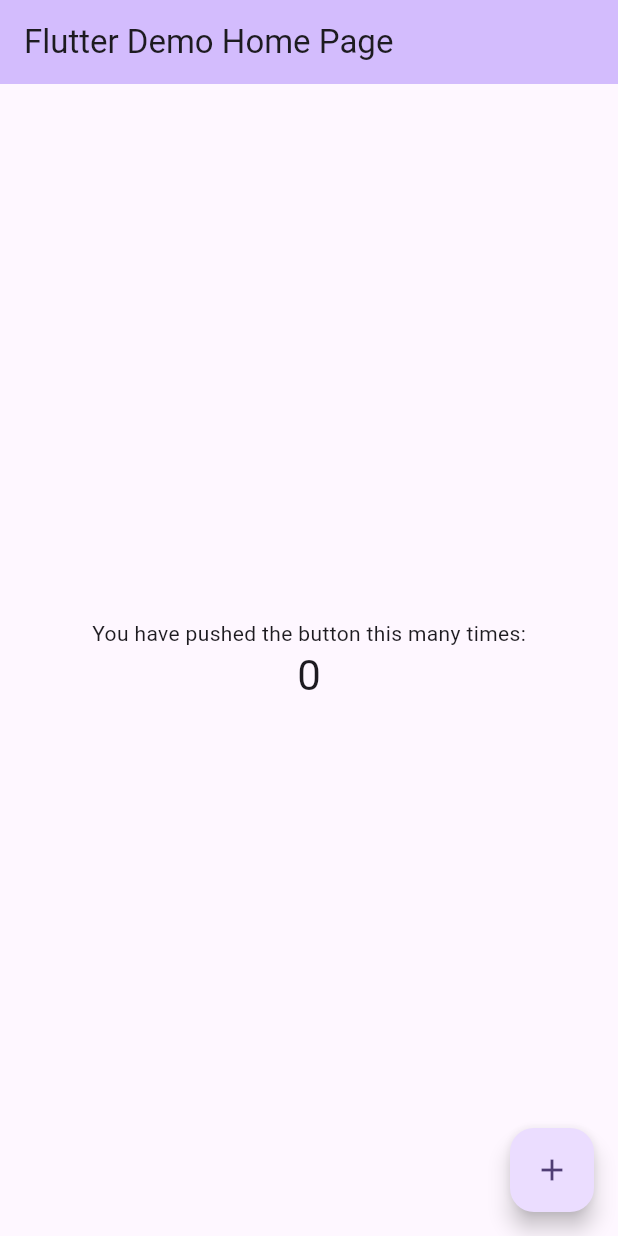
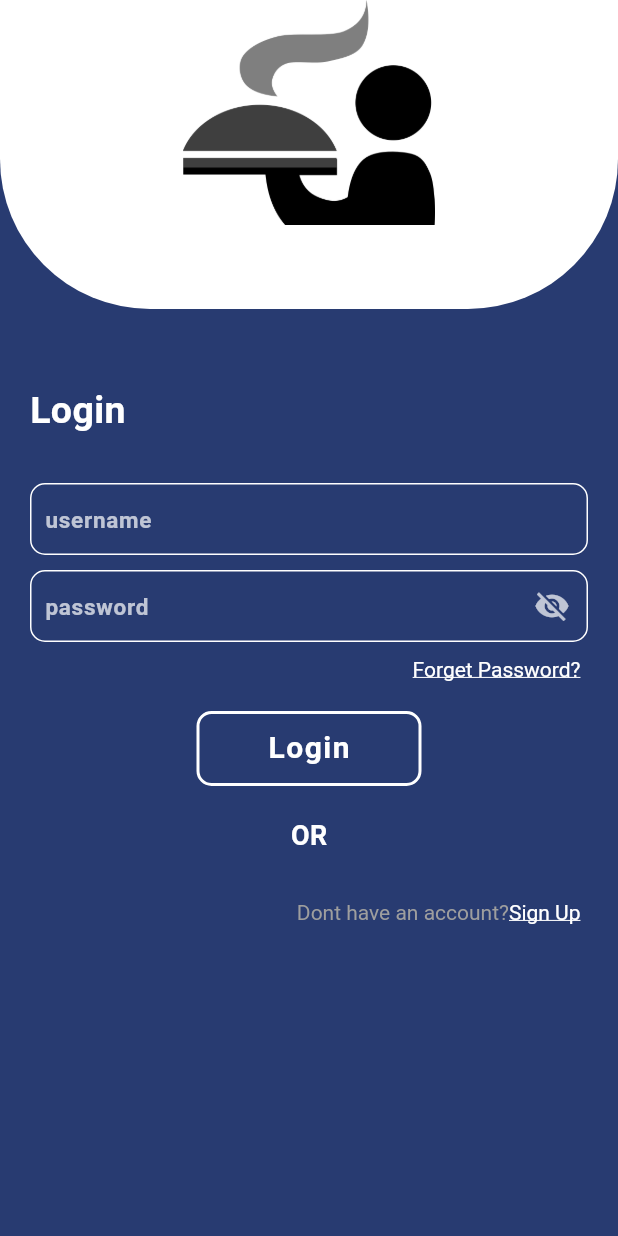
Before and after one commit to JanaviMahadik/khanawal, a Flutter app: the screen it shows after launch, on a phone screen of 412 x 824 dp. Run offline on Flutter 3.47's test engine with Material 3 defaults, Android fonts, the phone set to English and light mode, and no system bars; drawn by our look-alikes of snippet_coder_utils.

Commit message:
created sign up and sign in page

```diff
--- a/lib/main.dart
+++ b/lib/main.dart
@@ -1,125 +1,27 @@
 import 'package:flutter/material.dart';
+import 'package:khanawal/pages/login_page.dart';
+import 'package:khanawal/pages/register_page.dart';
 
 void main() {
   runApp(const MyApp());
 }
 
 class MyApp extends StatelessWidget {
-  const MyApp({super.key});
+  const MyApp({Key? key}) : super(key : key);
 
-  // This widget is the root of your application.
   @override
-  Widget build(BuildContext context) {
+  Widget build(BuildContext context)
+  {
     return MaterialApp(
-      title: 'Flutter Demo',
+      title: "sign up page",
+      debugShowCheckedModeBanner: false,
       theme: ThemeData(
-        // This is the theme of your application.
-        //
-        // TRY THIS: Try running your application with "flutter run". You'll see
-        // the application has a purple toolbar. Then, without quitting the app,
-        // try changing the seedColor in the colorScheme below to Colors.green
-        // and then invoke "hot reload" (save your changes or press the "hot
-        // reload" button in a Flutter-supported IDE, or press "r" if you used
-        // the command line to start the app).
-        //
-        // Notice that the counter didn't reset back to zero; the application
-        // state is not lost during the reload. To reset the state, use hot
-        // restart instead.
-        //
-        // This works for code too, not just values: Most code changes can be
-        // tested with just a hot reload.
-        colorScheme: ColorScheme.fromSeed(seedColor: Colors.deepPurple),
-        useMaterial3: true,
+        primarySwatch: Colors.blue,
       ),
-      home: const MyHomePage(title: 'Flutter Demo Home Page'),
+      routes: {
+        "/" : (context) => const LoginPage(),
+        "/register" : (context) => const RegisterPage(),
+      },
     );
   }
 }
-
-class MyHomePage extends StatefulWidget {
-  const MyHomePage({super.key, required this.title});
-
-  // This widget is the home page of your application. It is stateful, meaning
-  // that it has a State object (defined below) that contains fields that affect
-  // how it looks.
-
-  // This class is the configuration for the state. It holds the values (in this
-  // case the title) provided by the parent (in this case the App widget) and
-  // used by the build method of the State. Fields in a Widget subclass are
-  // always marked "final".
-
-  final String title;
-
-  @override
-  State<MyHomePage> createState() => _MyHomePageState();
-}
-
-class _MyHomePageState extends State<MyHomePage> {
-  int _counter = 0;
-
-  void _incrementCounter() {
-    setState(() {
-      // This call to setState tells the Flutter framework that something has
-      // changed in this State, which causes it to rerun the build method below
-      // so that the display can reflect the updated values. If we changed
-      // _counter without calling setState(), then the build method would not be
-      // called again, and so nothing would appear to happen.
-      _counter++;
-    });
-  }
-
-  @override
-  Widget build(BuildContext context) {
-    // This method is rerun every time setState is called, for instance as done
-    // by the _incrementCounter method above.
-    //
-    // The Flutter framework has been optimized to make rerunning build methods
-    // fast, so that you can just rebuild anything that needs updating rather
-    // than having to individually change instances of widgets.
-    return Scaffold(
-      appBar: AppBar(
-        // TRY THIS: Try changing the color here to a specific color (to
-        // Colors.amber, perhaps?) and trigger a hot reload to see the AppBar
-        // change color while the other colors stay the same.
-        backgroundColor: Theme.of(context).colorScheme.inversePrimary,
-        // Here we take the value from the MyHomePage object that was created by
-        // the App.build method, and use it to set our appbar title.
-        title: Text(widget.title),
-      ),
-      body: Center(
-        // Center is a layout widget. It takes a single child and positions it
-        // in the middle of the parent.
-        child: Column(
-          // Column is also a layout widget. It takes a list of children and
-          // arranges them vertically. By default, it sizes itself to fit its
-          // children horizontally, and tries to be as tall as its parent.
-          //
-          // Column has various properties to control how it sizes itself and
-          // how it positions its children. Here we use mainAxisAlignment to
-          // center the children vertically; the main axis here is the vertical
-          // axis because Columns are vertical (the cross axis would be
-          // horizontal).
-          //
-          // TRY THIS: Invoke "debug painting" (choose the "Toggle Debug Paint"
-          // action in the IDE, or press "p" in the console), to see the
-          // wireframe for each widget.
-          mainAxisAlignment: MainAxisAlignment.center,
-          children: <Widget>[
-            const Text(
-              'You have pushed the button this many times:',
-            ),
-            Text(
-              '$_counter',
-              style: Theme.of(context).textTheme.headlineMedium,
-            ),
-          ],
-        ),
-      ),
-      floatingActionButton: FloatingActionButton(
-        onPressed: _incrementCounter,
-        tooltip: 'Increment',
-        child: const Icon(Icons.add),
-      ), // This trailing comma makes auto-formatting nicer for build methods.
-    );
-  }
-}
--- /dev/null
+++ b/lib/pages/login_page.dart
@@ -0,0 +1,234 @@
+import 'package:flutter/cupertino.dart';
+import 'package:flutter/gestures.dart';
+import 'package:flutter/material.dart';
+import 'package:snippet_coder_utils/FormHelper.dart';
+import 'package:snippet_coder_utils/ProgressHUD.dart';
+import 'package:snippet_coder_utils/hex_color.dart';
+
+class LoginPage extends StatefulWidget {
+  const LoginPage({Key? key}) : super(key : key);
+
+  @override
+  _LoginPageState createState() => _LoginPageState();
+}
+
+class _LoginPageState extends State<LoginPage>{
+  bool isAPIcallProcess = false;
+  bool hidePassword = true;
+  GlobalKey<FormState> globalformkey =GlobalKey<FormState>();
+  String? username;
+  String? password;
+
+  @override
+  Widget build(BuildContext context){
+    return SafeArea(
+      child: Scaffold(
+        backgroundColor: HexColor("#283B71"),
+        body: ProgressHUD(
+          child: Form(
+            key: globalformkey,
+            child: _loginUI(context),
+          ),
+          inAsyncCall: isAPIcallProcess,
+          opacity: 0.3,
+          key: UniqueKey(),
+        ),
+      ),
+    );
+  }
+  Widget _loginUI(BuildContext context){
+    return SingleChildScrollView(
+      child: Column(
+        mainAxisAlignment: MainAxisAlignment.start,
+        crossAxisAlignment: CrossAxisAlignment.start,
+        children: [
+          Container(
+            width: MediaQuery.of(context).size.width,
+            height: MediaQuery.of(context).size.height / 4,
+            decoration: const BoxDecoration(
+              gradient: LinearGradient(
+                  begin: Alignment.topCenter,
+                  end: Alignment.bottomCenter,
+                  colors: [
+                    Colors.white,
+                    Colors.white,
+                ],
+              ),
+              borderRadius: BorderRadius.only(
+                bottomLeft: Radius.circular(100),
+                bottomRight: Radius.circular(100),
+              ),
+            ),
+            child: Column(
+              mainAxisAlignment: MainAxisAlignment.start,
+              children: [
+                Align(
+                  alignment: Alignment.center,
+                  child: Image.asset("assets/khanawal_logo.png",
+                  width: 250,
+                    height: 150,
+                  fit: BoxFit.contain,
+                  )
+                )
+              ],
+            ),
+          ),
+          Padding(
+              padding: const EdgeInsets.only(
+                left: 20,
+                bottom: 30,
+                top: 50,
+              ),
+            child: Text(
+              "Login",
+              style: TextStyle(
+                fontWeight: FontWeight.bold,
+                fontSize: 25,
+                color: Colors.white,
+              ),
+            ),
+          ),
+          FormHelper.inputFieldWidget(
+              context,
+            '\ue7fd',
+              "username",
+              (onValidateVal){
+                if(onValidateVal.isEmpty){
+                  return "Enter Username";
+                }
+                return null;
+              },
+              (onSavedVal){
+                username = onSavedVal;
+              },
+            borderFocusColor: Colors.white,
+            prefixIconColor: Colors.white,
+            borderColor: Colors.white,
+            textColor: Colors.white,
+            hintColor: Colors.white.withOpacity(0.7),
+            borderRadius: 10,
+          ),
+          Padding(
+              padding: const EdgeInsets.only(top: 10),
+            child: FormHelper.inputFieldWidget(
+              context,
+                '\ue7fd',
+              "password",
+                  (onValidateVal){
+                if(onValidateVal.isEmpty){
+                  return "Enter Password";
+                }
+                return null;
+              },
+                  (onSavedVal){
+                password = onSavedVal;
+              },
+              borderFocusColor: Colors.white,
+              prefixIconColor: Colors.white,
+              borderColor: Colors.white,
+              textColor: Colors.white,
+              hintColor: Colors.white.withOpacity(0.7),
+              borderRadius: 10,
+              obscureText: hidePassword,
+              suffixIcon: IconButton(
+                  onPressed: (){
+                    setState(() {
+                      hidePassword = !hidePassword;
+                    });
+                  },
+                  color: Colors.white.withOpacity(0.7),
+                  icon: Icon(
+                    hidePassword ? Icons.visibility_off : Icons.visibility,
+                  )
+              )
+            ),
+          ),
+          Align(
+            alignment: Alignment.bottomRight,
+            child: Padding(
+              padding: const EdgeInsets.only(right: 25, top: 10),
+              child: RichText(
+                text: TextSpan(
+                    style: const TextStyle(
+                      color: Colors.grey,
+                      fontSize: 14.0,
+                    ),
+                    children: <TextSpan>[
+                      TextSpan(
+                        text: "Forget Password?",
+                        style: TextStyle(
+                          color: Colors.white,
+                          decoration: TextDecoration.underline,
+                        ),
+                        recognizer: TapGestureRecognizer()
+                          ..onTap = () {
+                          print("Forget Password");
+                          },
+                      ),
+                    ]
+                ),
+              ),
+          )
+          ),
+          SizedBox(
+            height: 20,
+          ),
+          Center(
+            child: FormHelper.submitButton(
+                "Login",
+                (){},
+              btnColor: HexColor("#283B71"),
+              borderColor: Colors.white,
+              txtColor: Colors.white,
+              borderRadius: 10,
+            ),
+          ),
+          SizedBox(
+            height: 20,
+          ),
+          Center(
+            child: Text(
+              "OR",
+              style: TextStyle(
+                fontWeight: FontWeight.bold,
+                fontSize: 18,
+                color: Colors.white,
+              ),
+            ),
+          ),
+          SizedBox(
+            height: 20,
+          ),
+          Align(
+              alignment: Alignment.bottomRight,
+              child: Padding(
+                padding: const EdgeInsets.only(right: 25, top: 10),
+                child: RichText(
+                  text: TextSpan(
+                      style: const TextStyle(
+                        color: Colors.grey,
+                        fontSize: 14.0,
+                      ),
+                      children: <TextSpan>[
+                        TextSpan(text: "Dont have an account?"),
+                        TextSpan(
+                          text: "Sign Up",
+                          style: TextStyle(
+                            color: Colors.white,
+                            decoration: TextDecoration.underline,
+                          ),
+                          recognizer: TapGestureRecognizer()
+                            ..onTap = () {
+                              Navigator.pushNamed(context, "/register");
+                            },
+                        ),
+                      ]
+                  ),
+                ),
+              )
+          ),
+        ],
+      ),
+    );
+  }
+}
--- a/pubspec.yaml
+++ b/pubspec.yaml
@@ -61,8 +61,8 @@ flutter:
   uses-material-design: true
 
   # To add assets to your application, add an assets section, like this:
-  # assets:
-  #   - images/a_dot_burr.jpeg
+  assets:
+     - assets/khanawal_logo.png
   #   - images/a_dot_ham.jpeg
 
   # An image asset can refer to one or more resolution-specific "variants", see
```
Also changed, not shown: lib/pages/register_page.dart (added, +189 -0 lines), assets/khanawal_logo.png (added).
